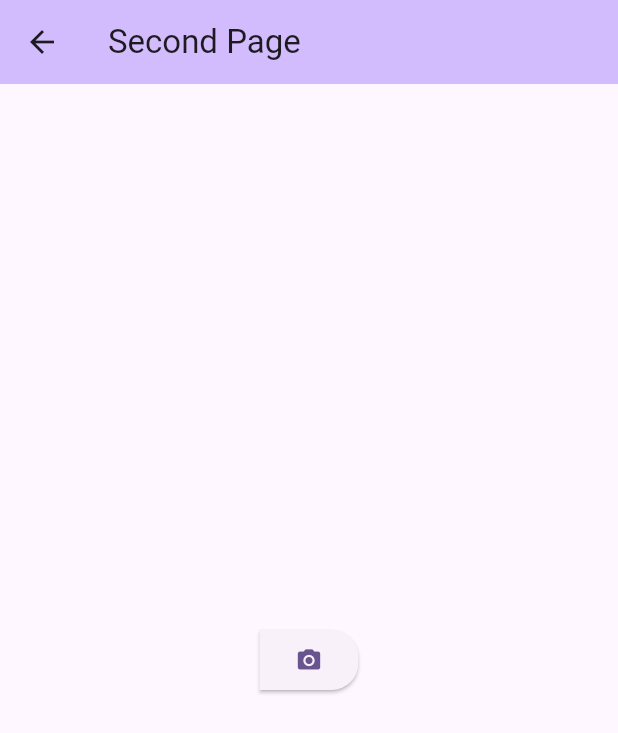
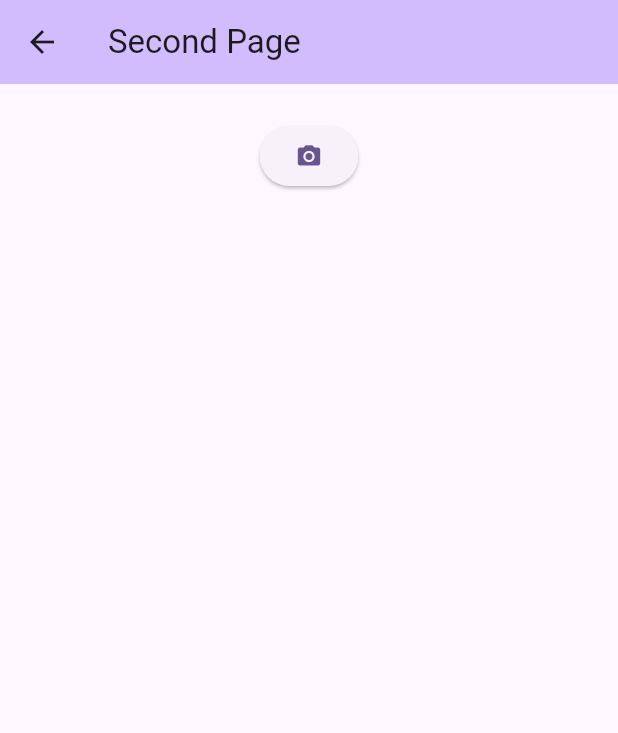
Before and after one commit to maerlynflagg/test_app, a Flutter app: the SecondPage screen opened by its route, after a tap on the "camera alt" icon, on a phone screen of 412 x 824 dp. Shown: the top 733 px of the screen. Run offline on Flutter 3.47's test engine with Material 2 defaults, Android fonts, the phone set to English and light mode, and no system bars; our stand-ins replace image_picker, local_auth.

Commit message:
extended pictture

```diff
--- /dev/null
+++ b/lib/image_model.dart
@@ -0,0 +1,15 @@
+
+class ImageModel {
+
+  /// Thumbnail
+  late String thumbBase64;
+
+  /// base64 Daten
+  late String base64Image;
+
+    /// Konstruktor
+  ImageModel({
+    required this.base64Image,
+    required this.thumbBase64,
+  });
+}
--- a/lib/second_page.dart
+++ b/lib/second_page.dart
@@ -4,6 +4,8 @@ import 'dart:typed_data';
 
 import 'package:flutter/material.dart';
 import 'package:image_picker/image_picker.dart';
+import 'package:image/image.dart' as _imgpackage;
+import './image_model.dart';
 
 class SecondPage extends StatefulWidget {
   static const routeName = '/second-page';
@@ -15,11 +17,51 @@ class SecondPage extends StatefulWidget {
 }
 
 class _SecondPageState extends State<SecondPage> {
+  final ImagePicker _imagePicker = ImagePicker();
 
-  final ImagePicker _imagePicker = ImagePicker();
+  final List<ImageModel> _images = [];
+
+  @override
+  void initState() {
+    super.initState();
+  }
+
+  @override
+  void dispose() {
+    super.dispose();
+  }
 
   @override
   Widget build(BuildContext context) {
+    final List<Widget> _childs = [];
+
+    for (ImageModel i in _images) {
+      _childs.add(Container(
+        margin: const EdgeInsets.fromLTRB(5.0, 0, 5.0, 2.0),
+        child: ClipRRect(
+          borderRadius: const BorderRadius.all(Radius.circular(5.0)),
+          child: Stack(
+            children: <Widget>[
+              Image.memory(base64.decode(i.thumbBase64), fit: BoxFit.cover, height: 200),
+              Positioned(
+                bottom: 0,
+                left: 0,
+                right: 0,
+                child: Container(
+                  height: 30,
+                  width: double.infinity,
+                  color: Colors.black,
+                  child: const Center(
+                    child: Text('a pic', textAlign: TextAlign.center, style: TextStyle(color: Colors.white, fontSize: 10)),
+                  ),
+                ),
+              ),
+            ],
+          ),
+        ),
+      ));
+    }
+
     return SafeArea(
       child: WillPopScope(
         onWillPop: () async => false,
@@ -38,18 +80,24 @@ class _SecondPageState extends State<SecondPage> {
             padding: const EdgeInsets.all(16.0),
             width: double.infinity,
             height: double.infinity,
-            child: Center(
+            child: Column(
+              children: [
+                Padding(
+                  padding: const EdgeInsets.all(8.0),
                   child: ElevatedButton(
-                style: ButtonStyle(
-                  shape: MaterialStateProperty.all<RoundedRectangleBorder>(const RoundedRectangleBorder(
-                    borderRadius: BorderRadius.only(topRight: Radius.circular(18.0), bottomRight: Radius.circular(18.0)),
-                  )),
-                ),
                     onPressed: () async {
                       await _takePhoto();
                     },
                     child: const Icon(Icons.camera_alt),
                   ),
+                ),
+                SingleChildScrollView(
+                  scrollDirection: Axis.horizontal,
+                  child: Row(
+                    children: _childs,
+                  ),
+                ),
+              ],
             ),
           ),
         ),
@@ -59,18 +107,21 @@ class _SecondPageState extends State<SecondPage> {
 
   /// Foto aufnehmen
   Future<void> _takePhoto() async {
-
     final XFile? _imageFile = await _imagePicker.pickImage(source: ImageSource.camera, maxHeight: 1024, maxWidth: 1024, imageQuality: 80);
 
     if (_imageFile != null) {
-          final File _asFile = File(_imageFile.path);
-          final Uint8List _imageBytes = await _asFile.readAsBytes();
+      final File asFile = File(_imageFile.path);
+      final Uint8List imageBytes = await asFile.readAsBytes();
 
-          final String _asBase64 = base64.encode(_imageBytes);
-          await _asFile.delete();
+      final String asBase64 = base64.encode(imageBytes);
+      final _imgpackage.Image? image = _imgpackage.decodeImage(imageBytes);
+      final _imgpackage.Image thumbnail = _imgpackage.copyResize(image!, height: 200);
 
+      await asFile.delete();
 
-          // do other stuff
+      setState(() {
+        _images.add(ImageModel(base64Image: asBase64, thumbBase64: base64.encode(_imgpackage.encodeJpg(thumbnail))));
+      });
     }
   }
 }
--- a/pubspec.yaml
+++ b/pubspec.yaml
@@ -32,6 +32,7 @@ dependencies:
     sdk: flutter
   local_auth: ^2.1.7
   image_picker: ^1.0.4
+  image: ^4.0.17
 
 
   # The following adds the Cupertino Icons font to your application.
```
Also changed, not shown: pubspec.lock. Lines whose indentation alone changed are shown as unchanged.
